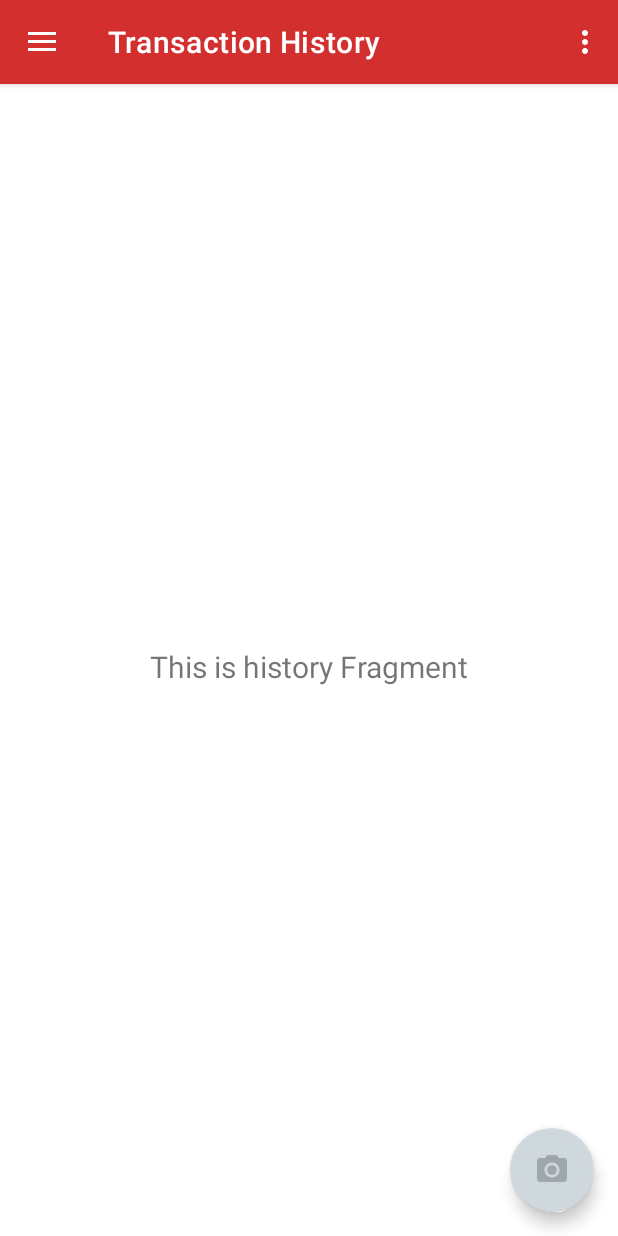
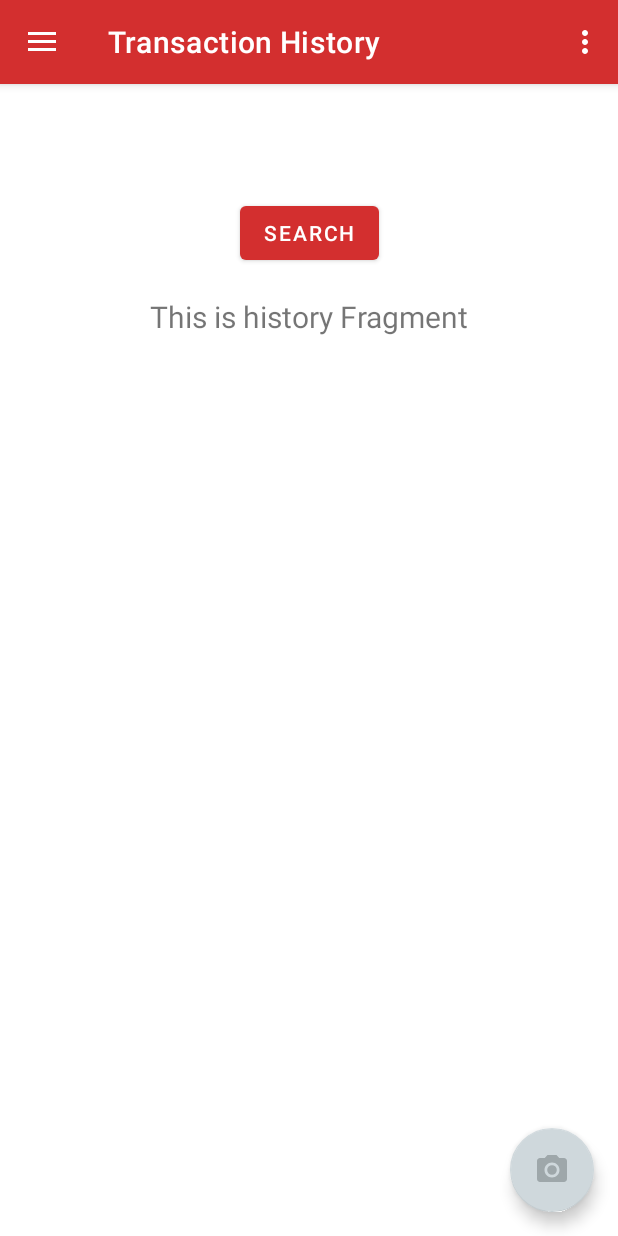
Before and after one commit to mcchots/android-sample, an Android app: the screen it shows after launch (MainActivity), in the side drawer, after a tap on "Transaction History", on a phone screen of 412 x 824 dp. Run offline under Robolectric (Android 15) with nearby library versions, the phone set to English and light mode, and no system bars; our stand-ins replace navigation-ui.

Commit message:
Add Search history button

```diff
--- a/app/src/main/res/layout/fragment_history.xml
+++ b/app/src/main/res/layout/fragment_history.xml
@@ -6,17 +6,28 @@
     android:layout_height="match_parent"
     tools:context=".ui.history.HistoryFragment">
 
+    <Button
+        android:id="@+id/button"
+        android:layout_width="wrap_content"
+        android:layout_height="wrap_content"
+        android:layout_marginTop="75dp"
+        android:onClick="showDatePickerDialog"
+        android:text="@string/search_text"
+        android:textColor="@color/primaryTextColor"
+        app:layout_constraintEnd_toEndOf="parent"
+        app:layout_constraintStart_toStartOf="parent"
+        app:layout_constraintTop_toTopOf="parent" />
+
     <TextView
         android:id="@+id/text_history"
         android:layout_width="match_parent"
         android:layout_height="wrap_content"
-        android:layout_marginStart="8dp"
-        android:layout_marginTop="8dp"
-        android:layout_marginEnd="8dp"
+        android:layout_marginBottom="581dp"
         android:textAlignment="center"
         android:textSize="20sp"
         app:layout_constraintBottom_toBottomOf="parent"
         app:layout_constraintEnd_toEndOf="parent"
         app:layout_constraintStart_toStartOf="parent"
-        app:layout_constraintTop_toTopOf="parent" />
+        app:layout_constraintTop_toBottomOf="@+id/button" />
+
 </androidx.constraintlayout.widget.ConstraintLayout>
--- a/app/src/main/res/values/strings.xml
+++ b/app/src/main/res/values/strings.xml
@@ -12,4 +12,5 @@
     <string name="menu_history">Transaction History</string>
     <string name="menu_calculator">Calculator</string>
     <string name="scan_card">Scan Card</string>
+    <string name="search_text">Search</string>
 </resources>
```
Also changed, not shown: app/src/main/java/com/example/topitup/ui/history/HistoryFragment.kt (+26 -0 lines).
